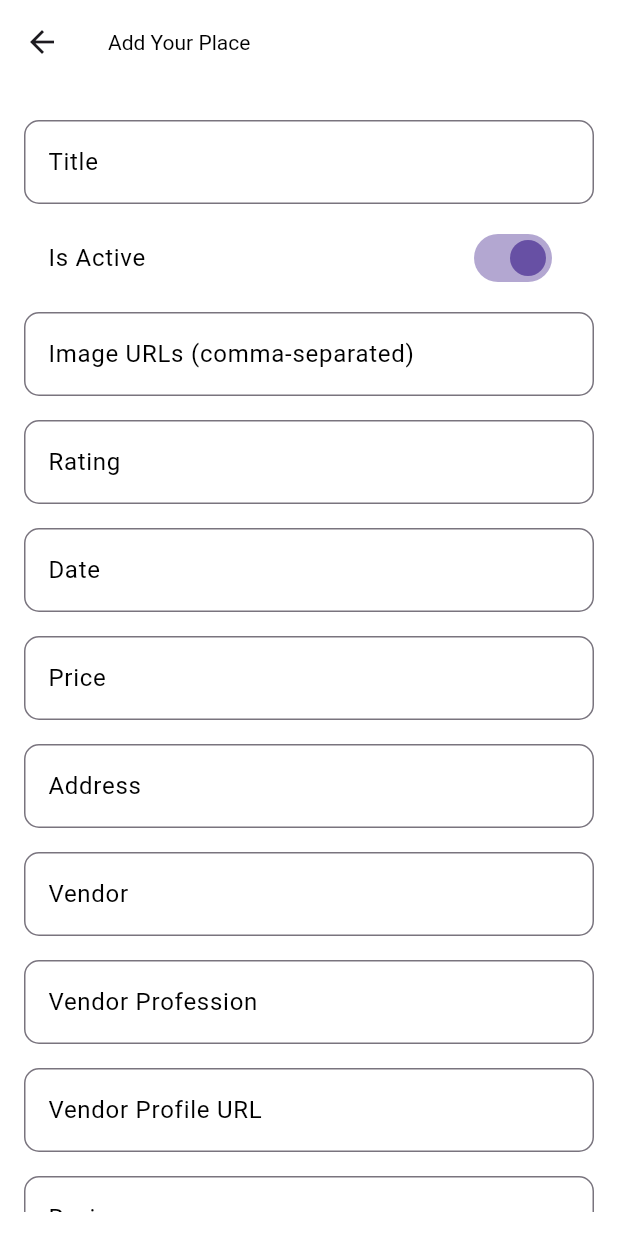
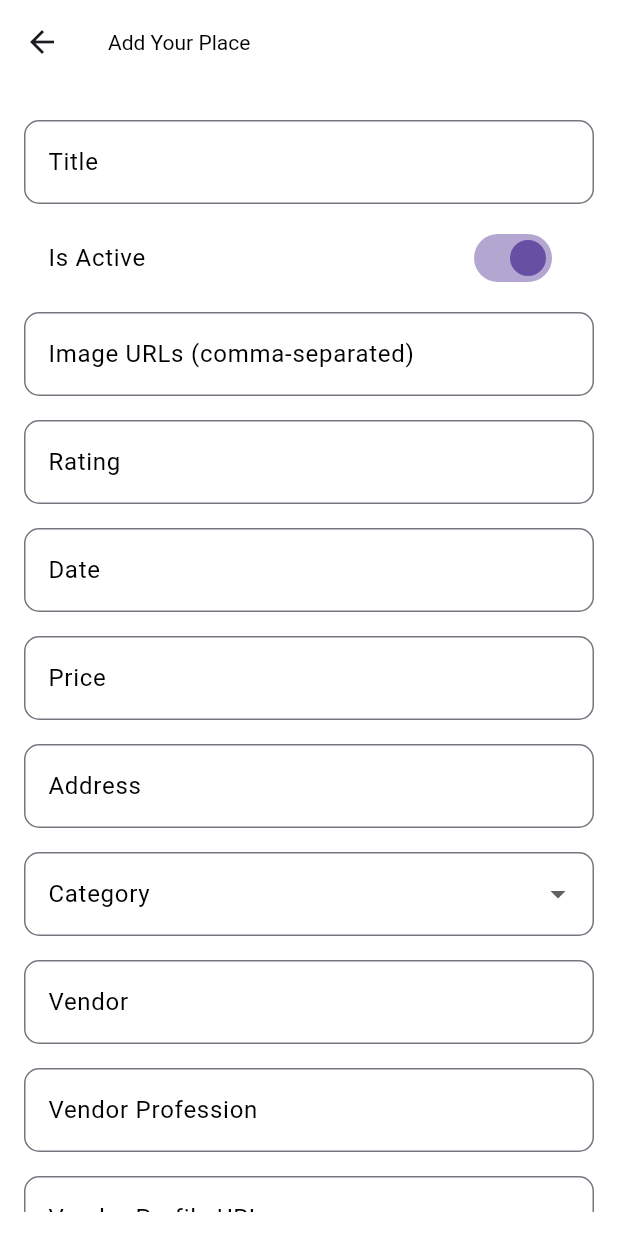
Before and after one commit to MohammadHishamm/AirBnB-mobile, a Flutter app: the AddPlaceScreen screen opened directly, on a phone screen of 412 x 824 dp. Run offline on Flutter 3.47's test engine with Material 3 defaults, Android fonts, the phone set to English and light mode, and no system bars; our stand-ins replace another_carousel_pro, cached_network_image, cloud_firestore, firebase_auth, firebase_core, font_awesome_flutter and 2 more; missing offline and left inert: custom_info_window; accounts and stored records are empty; network calls fail.

Commit message:
#Category Added to the place

```diff
--- a/airbnb/lib/model/place_model.dart
+++ b/airbnb/lib/model/place_model.dart
@@ -1,6 +1,9 @@
 // ignore_for_file: public_member_api_docs, sort_constructors_first
 import 'dart:math';
 import 'package:cloud_firestore/cloud_firestore.dart';
+
+
+
 
 Future<void> savePlaceToFirebase(Place place) async {
   final CollectionReference ref =
@@ -13,6 +16,17 @@ Future<void> savePlaceToFirebase(Place place) async {
   await ref.doc(id).set(place.toMap());
 }
 
+enum CategoryType {
+  rooms,
+  icons,
+  surfing,
+  design,
+  amazingViews,
+  newplaces,
+  bedAndBreakfasts,
+  houseboats,
+}
+
 class Place {
   final String title;
   bool isActive;
@@ -21,6 +35,7 @@ class Place {
   final String date;
   final int price;
   final String address;
+  final CategoryType category;  // Changed this from String to CategoryType
   final String vendor;
   final String vendorProfession;
   final String vendorProfile;
@@ -31,14 +46,15 @@ class Place {
   final double longitude;
   final List<String> imageUrls;
 
-  Place(
-      {required this.title,
+  Place({
+    required this.title,
     required this.isActive,
     required this.image,
     required this.rating,
     required this.date,
     required this.price,
     required this.address,
+    required this.category,  // Use the enum here
     required this.vendor,
     required this.vendorProfession,
     required this.vendorProfile,
@@ -47,7 +63,8 @@ class Place {
     required this.yearOfHostin,
     required this.latitude,
     required this.longitude,
-      required this.imageUrls});
+    required this.imageUrls,
+  });
 
   Map<String, dynamic> toMap() {
     return <String, dynamic>{
@@ -58,6 +75,7 @@ class Place {
       'date': date,
       'price': price,
       'address': address,
+      'category': category.toString().split('.').last,  // Convert enum to string
       'vendor': vendor,
       'vendorProfession': vendorProfession,
       'vendorProfile': vendorProfile,
@@ -71,6 +89,7 @@ class Place {
   }
 }
 
+
 final List<Place> listOfPlace = [
   Place(
     isActive: true,
@@ -83,6 +102,7 @@ final List<Place> listOfPlace = [
     date: "Nov 11-16",
     price: 38,
     address: "Kathmandu, Nepal",
+    category: CategoryType.design,
     vendor: "Marianne",
     vendorProfession: "Retired",
     yearOfHostin: 10,
@@ -109,6 +129,7 @@ final List<Place> listOfPlace = [
     bedAndBathroom: "1 double bed . Shared bathroom",
     price: 88,
     address: "Cape Town, South Africa",
+    category: CategoryType.design,
     vendor: "Tracey",
     vendorProfession: "Holistic therapist",
     vendorProfile:
@@ -129,6 +150,7 @@ final List<Place> listOfPlace = [
     date: "Oct 10-16",
     price: 34,
     address: "Mumbai, India",
+    category: CategoryType.design,
     yearOfHostin: 4,
     review: 160,
     bedAndBathroom: "1 bed . Shared bathroom",
@@ -155,6 +177,7 @@ final List<Place> listOfPlace = [
     date: "Dec 17-22",
     price: 76,
     address: "Lyon, France",
+    category: CategoryType.design,
     yearOfHostin: 8,
     review: 236,
     bedAndBathroom: "2 queen beds . Shared bathroom",
@@ -181,6 +204,7 @@ final List<Place> listOfPlace = [
     yearOfHostin: 10,
     bedAndBathroom: "1 double bed . Dedicated bathroom",
     address: "Rome, Italy",
+    category: CategoryType.design,
     vendor: "Leva",
     vendorProfession: "Teacher",
     vendorProfile:
--- a/airbnb/lib/view/add_place_screen.dart
+++ b/airbnb/lib/view/add_place_screen.dart
@@ -32,10 +32,18 @@ class _AddPlaceScreenState extends State<AddPlaceScreen> {
   final TextEditingController _longitudeController = TextEditingController();
 
   bool _isActive = true;
+  CategoryType? _selectedCategory; // Selected category
 
   // Form submit function
   void _submitForm() {
     if (_formKey.currentState!.validate()) {
+      if (_selectedCategory == null) {
+        ScaffoldMessenger.of(context).showSnackBar(
+          const SnackBar(content: Text('Please select a category.')),
+        );
+        return;
+      }
+
       _formKey.currentState!.save();
 
       // Process image URLs
@@ -50,6 +58,7 @@ class _AddPlaceScreenState extends State<AddPlaceScreen> {
         date: _dateController.text,
         price: int.parse(_priceController.text),
         address: _addressController.text,
+        category: _selectedCategory!, // Assign selected category
         vendor: _vendorController.text,
         vendorProfession: _vendorProfessionController.text,
         vendorProfile: _vendorProfileController.text,
@@ -104,6 +113,7 @@ class _AddPlaceScreenState extends State<AddPlaceScreen> {
                 _buildTextField(_priceController, "Price", theme,
                     isNumeric: true),
                 _buildTextField(_addressController, "Address", theme),
+                _buildCategoryDropdown(theme), // Add dropdown here
                 _buildTextField(_vendorController, "Vendor", theme),
                 _buildTextField(
                     _vendorProfessionController, "Vendor Profession", theme),
@@ -140,6 +150,40 @@ class _AddPlaceScreenState extends State<AddPlaceScreen> {
             ),
           ),
         ),
+      ),
+    );
+  }
+
+  // Dropdown for selecting category
+  Widget _buildCategoryDropdown(ThemeData theme) {
+    return Padding(
+      padding: const EdgeInsets.symmetric(vertical: 8.0),
+      child: DropdownButtonFormField<CategoryType>(
+        value: _selectedCategory,
+        decoration: InputDecoration(
+          labelText: "Category",
+          labelStyle: TextStyle(color: theme.textTheme.bodyMedium?.color),
+          border: OutlineInputBorder(
+            borderRadius: BorderRadius.circular(10.0),
+          ),
+        ),
+        items: CategoryType.values.map((category) {
+          return DropdownMenuItem<CategoryType>(
+            value: category,
+            child: Text(category.toString().split('.').last),
+          );
+        }).toList(),
+        onChanged: (value) {
+          setState(() {
+            _selectedCategory = value;
+          });
+        },
+        validator: (value) {
+          if (value == null) {
+            return "Category is required";
+          }
+          return null;
+        },
       ),
     );
   }
```
Lines whose indentation alone changed are shown as unchanged.
